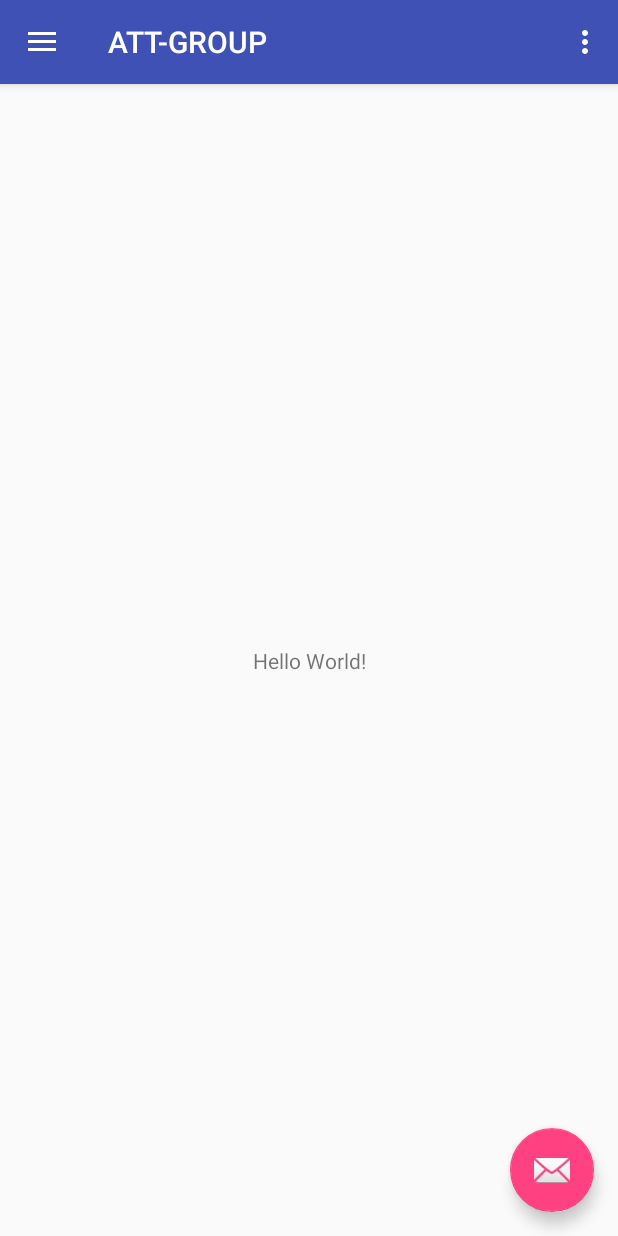
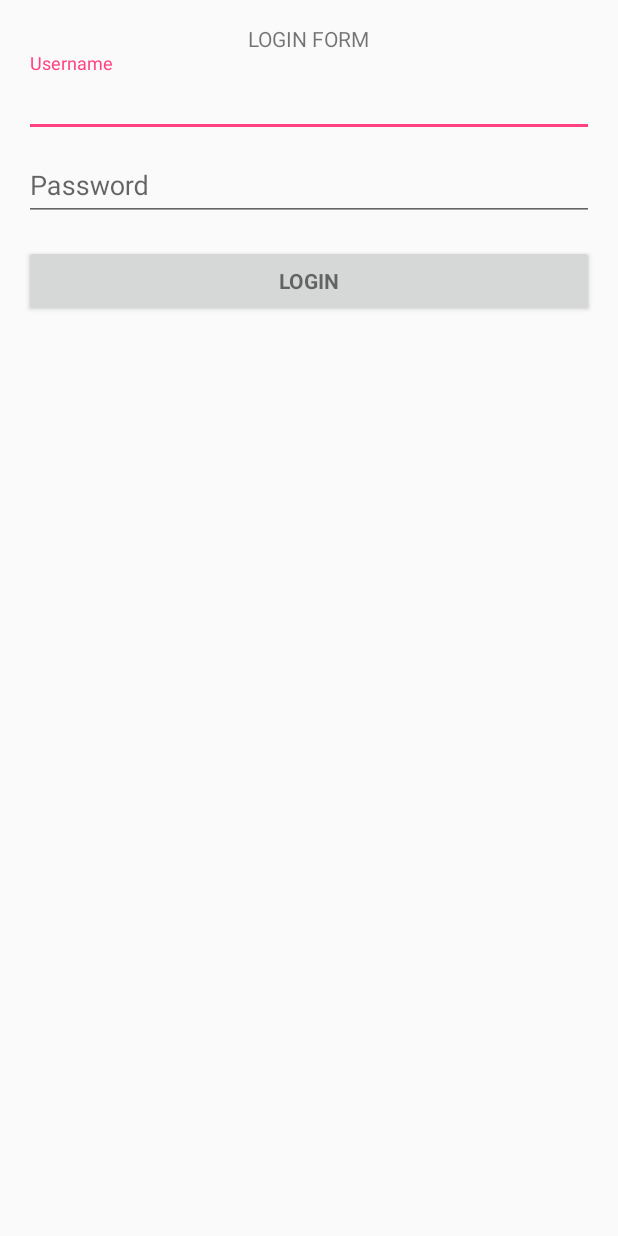
Before and after one commit to raflesngln/att-group-android, an Android app: the screen it shows after launch (MainActivity before the commit, MyloginActivity after it), on a phone screen of 412 x 824 dp. Run offline under Robolectric (Android 15) with nearby library versions, the phone set to English and light mode, and no system bars.

Commit message:
revisi with login first start

```diff
--- a/app/src/main/java/com/example/rafles/att_group/barcode/BarcodeActivity.java
+++ b/app/src/main/java/com/example/rafles/att_group/barcode/BarcodeActivity.java
@@ -71,7 +71,7 @@
 //    MY functio customs
 private void confirmUpdate(final String nomor) {
     AlertDialog.Builder builder = new AlertDialog.Builder(this);
-    builder.setTitle("Confirm");
+    builder.setTitle("Konfirmasi !");
     builder.setMessage("Yakin Simpan Data ini ?"+nomor);
     builder.setPositiveButton("YES", new DialogInterface.OnClickListener() {
         public void onClick(DialogInterface dialog, int which) {
--- /dev/null
+++ b/app/src/main/java/com/example/rafles/att_group/login/MyloginActivity.java
@@ -0,0 +1,39 @@
+package com.example.rafles.att_group.login;
+
+import android.content.Intent;
+import android.support.v7.app.AppCompatActivity;
+import android.os.Bundle;
+import android.view.View;
+import android.widget.AutoCompleteTextView;
+import android.widget.Button;
+import android.widget.EditText;
+import android.widget.TextView;
+import android.widget.Toast;
+
+import com.example.rafles.att_group.MainActivity;
+import com.example.rafles.att_group.R;
+
+public class MyloginActivity extends AppCompatActivity {
+Button btnLogin;
+AutoCompleteTextView txtUsername;
+EditText txtpassword;
+    @Override
+    protected void onCreate(Bundle savedInstanceState) {
+        super.onCreate(savedInstanceState);
+        setContentView(R.layout.activity_mylogin);
+        btnLogin=(Button) findViewById(R.id.btnLogin);
+        txtUsername=(AutoCompleteTextView) findViewById(R.id.txtUsername);
+        txtpassword=(EditText) findViewById(R.id.txtpassword);
+
+        btnLogin.setOnClickListener(new View.OnClickListener() {
+            @Override
+            public void onClick(View v) {
+//                Intent myIntent = new Intent(MyloginActivity.this, MainActivity.class);
+                Intent intent = new Intent(MyloginActivity.this, MainActivity.class);
+                startActivity(intent);
+//                Toast.makeText(MyloginActivity.this,"hello world",Toast.LENGTH_LONG).show();
+
+            }
+        });
+    }
+}
--- /dev/null
+++ b/app/src/main/res/layout/activity_mylogin.xml
@@ -0,0 +1,89 @@
+<?xml version="1.0" encoding="utf-8"?>
+<LinearLayout xmlns:android="http://schemas.android.com/apk/res/android"
+xmlns:tools="http://schemas.android.com/tools"
+android:layout_width="match_parent"
+android:layout_height="match_parent"
+android:gravity="center_horizontal"
+android:orientation="vertical"
+android:paddingBottom="@dimen/activity_vertical_margin"
+android:paddingLeft="@dimen/activity_horizontal_margin"
+android:paddingRight="@dimen/activity_horizontal_margin"
+android:paddingTop="@dimen/activity_vertical_margin"
+    tools:context=".login.MyloginActivity">
+
+    <LinearLayout
+        android:layout_width="wrap_content"
+        android:gravity="center"
+        android:id="@+id/tjudul"
+        android:layout_height="wrap_content">
+        <TextView
+            android:layout_width="wrap_content"
+            android:text="LOGIN FORM"
+            android:layout_height="wrap_content" />
+    </LinearLayout>
+
+<!-- Login progress -->
+<ProgressBar
+    android:id="@+id/login_progress"
+    style="?android:attr/progressBarStyleLarge"
+    android:layout_width="wrap_content"
+    android:layout_height="wrap_content"
+    android:layout_marginBottom="8dp"
+    android:visibility="gone" />
+
+<ScrollView
+    android:id="@+id/login_form"
+    android:layout_width="match_parent"
+    android:layout_height="match_parent">
+
+    <LinearLayout
+        android:id="@+id/email_login_form"
+        android:layout_width="match_parent"
+        android:layout_height="wrap_content"
+        android:orientation="vertical">
+
+        <android.support.design.widget.TextInputLayout
+            android:layout_width="match_parent"
+            android:layout_height="wrap_content">
+
+            <AutoCompleteTextView
+                android:id="@+id/txtUsername"
+                android:layout_width="match_parent"
+                android:layout_height="wrap_content"
+                android:hint="@string/promptusername"
+                android:inputType="textAutoComplete"
+                android:maxLines="1"
+                android:singleLine="true" />
+
+        </android.support.design.widget.TextInputLayout>
+
+        <android.support.design.widget.TextInputLayout
+            android:layout_width="match_parent"
+            android:layout_height="wrap_content">
+
+            <EditText
+                android:id="@+id/txtpassword"
+                android:layout_width="match_parent"
+                android:layout_height="wrap_content"
+                android:hint="@string/prompt_password"
+                android:imeActionId="6"
+                android:imeActionLabel="@string/action_sign_in_short"
+                android:imeOptions="actionUnspecified"
+                android:inputType="textPassword"
+                android:maxLines="1"
+                android:singleLine="true" />
+
+        </android.support.design.widget.TextInputLayout>
+
+        <Button
+            android:id="@+id/btnLogin"
+            style="?android:textAppearanceSmall"
+            android:layout_width="match_parent"
+            android:layout_height="wrap_content"
+            android:layout_marginTop="16dp"
+            android:text="LOGIN"
+            android:textStyle="bold" />
+
+    </LinearLayout>
+</ScrollView>
+</LinearLayout>
--- a/app/src/main/res/layout/app_bar_main.xml
+++ b/app/src/main/res/layout/app_bar_main.xml
@@ -22,12 +22,5 @@
 
     <include layout="@layout/content_main" />
 
-    <android.support.design.widget.FloatingActionButton
-        android:id="@+id/fab"
-        android:layout_width="wrap_content"
-        android:layout_height="wrap_content"
-        android:layout_gravity="bottom|end"
-        android:layout_margin="@dimen/fab_margin"
-        app:srcCompat="@android:drawable/ic_dialog_email" />
 
 </android.support.design.widget.CoordinatorLayout>
--- a/app/src/main/res/layout/content_main.xml
+++ b/app/src/main/res/layout/content_main.xml
@@ -11,7 +11,8 @@
     <TextView
         android:layout_width="wrap_content"
         android:layout_height="wrap_content"
-        android:text="Hello World!"
+        android:text="Application Barcoding!"
+        android:textSize="20dp"
         app:layout_constraintBottom_toBottomOf="parent"
         app:layout_constraintLeft_toLeftOf="parent"
         app:layout_constraintRight_toRightOf="parent"
--- a/app/src/main/res/menu/activity_main_drawer.xml
+++ b/app/src/main/res/menu/activity_main_drawer.xml
@@ -1,41 +1,49 @@
 <?xml version="1.0" encoding="utf-8"?>
 <menu xmlns:android="http://schemas.android.com/apk/res/android"
     xmlns:tools="http://schemas.android.com/tools"
+    xmlns:app="http://schemas.android.com/apk/res-auto"
     tools:showIn="navigation_view">
 
     <group android:checkableBehavior="single">
         <item
             android:id="@+id/nav_camera"
-            android:icon="@drawable/ic_menu_camera"
+            android:icon="@drawable/ic_menu_gallery"
+            android:visible="false"
             android:title="CAMERA" />
         <item
             android:id="@+id/nav_barcode"
-            android:icon="@drawable/ic_menu_gallery"
+            android:icon="@drawable/ic_menu_camera"
             android:title="Barcode" />
         <item
             android:id="@+id/nav_mysql"
-            android:icon="@drawable/ic_menu_slideshow"
+            android:visible="false"
+            android:icon="@drawable/ic_cast_off_light"
             android:title="MYSQL" />
         <item
-            android:id="@+id/nav_manage"
-            android:icon="@drawable/ic_menu_manage"
-            android:title="Tools" />
-        <item
             android:id="@+id/nav_treject"
-            android:icon="@drawable/ic_menu_manage"
+            android:icon="@drawable/ic_cast_off_light"
             android:title="Reject" />
     </group>
 
-    <item android:title="Communicate">
+    <item android:title="Settings">
         <menu>
             <item
                 android:id="@+id/nav_retrofit"
                 android:icon="@drawable/ic_menu_share"
+                android:visible="false"
                 android:title="Retrofit" />
             <item
-                android:id="@+id/nav_send"
-                android:icon="@drawable/ic_menu_send"
-                android:title="Send" />
+                android:id="@+id/nav_setting"
+                android:icon="@drawable/ic_menu_manage"
+                android:title="Settings" />
+            <item
+                android:id="@+id/nav_about"
+                android:icon="@drawable/ic_menu_manage"
+                android:title="About" />
+            <item
+                android:id="@+id/nav_logout"
+                android:icon="@drawable/ic_menu_manage"
+                android:title="Logout" />
         </menu>
     </item>
 
--- a/app/src/main/res/values/colors.xml
+++ b/app/src/main/res/values/colors.xml
@@ -3,4 +3,5 @@
     <color name="colorPrimary">#3F51B5</color>
     <color name="colorPrimaryDark">#303F9F</color>
     <color name="colorAccent">#FF4081</color>
+    <color name="colorButton">#ca044d</color>
 </resources>
```
Also changed, not shown: app/src/main/AndroidManifest.xml (+14 -2 lines), app/src/main/java/com/example/rafles/att_group/MainActivity.kt (+10 -10 lines), app/src/main/java/com/example/rafles/att_group/barcode/BarcodeInputActivty.java (+22 -11 lines), app/src/main/java/com/example/rafles/att_group/login/LoginActivity.java (added, +351 -0 lines), app/src/main/res/layout/activity_barcode_input_activty.xml (+40 -12 lines), app/src/main/res/layout/activity_login.xml (added, +78 -0 lines), app/src/main/res/values/strings.xml (+15 -0 lines).
